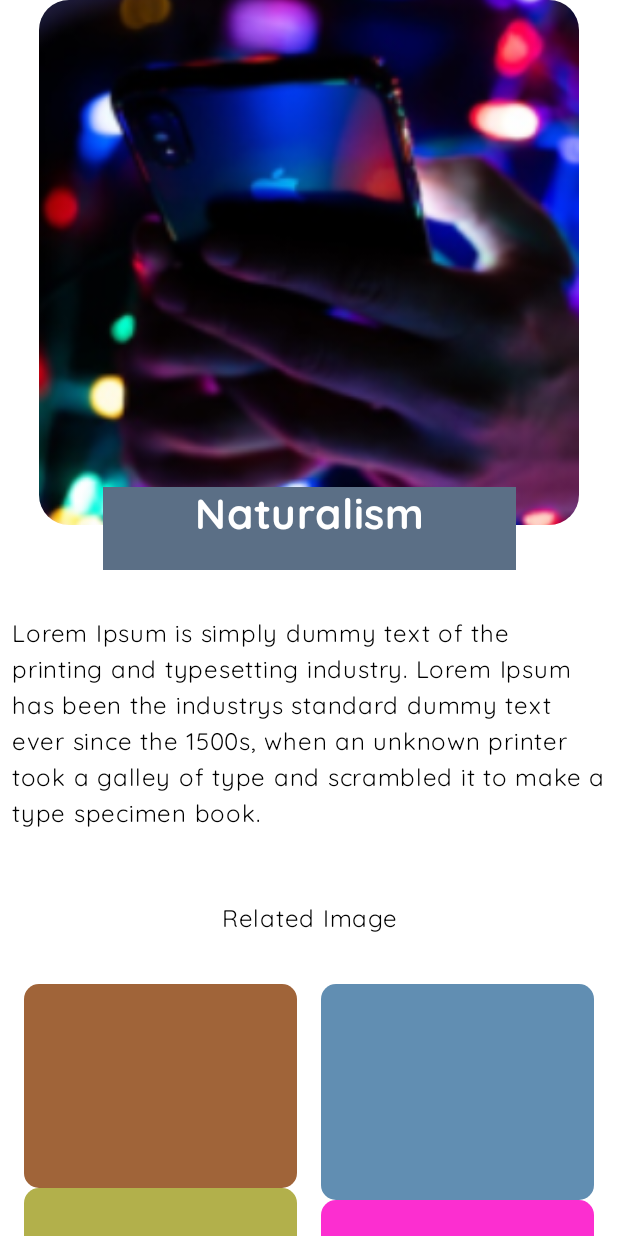
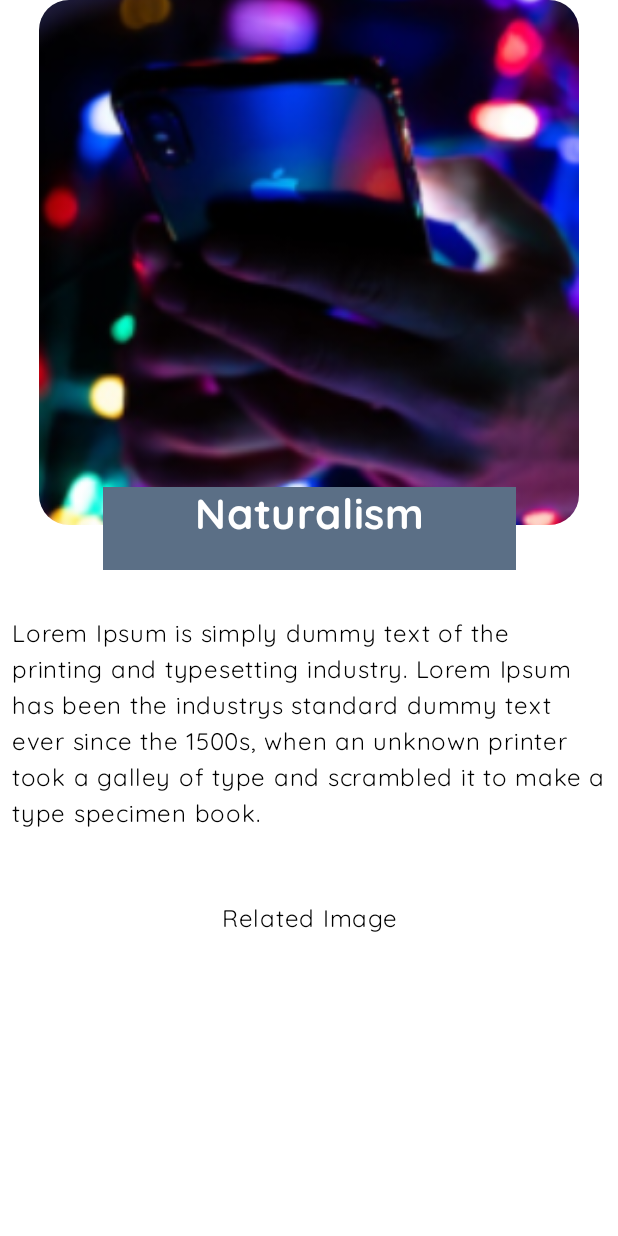
Before and after one commit to LUKITA-TEAM/Lukita-MD, an Android app built with Jetpack Compose: the @Preview function ContentPreview, on a phone screen of 412 x 824 dp. Run offline under Robolectric (Android 15) with nearby library versions, the phone set to English and light mode, and no system bars.

```diff
--- a/app/build.gradle
+++ b/app/build.gradle
@@ -62,6 +62,7 @@ dependencies {
     implementation 'androidx.compose.ui:ui-graphics'
     implementation 'androidx.compose.ui:ui-tooling-preview'
     implementation 'androidx.compose.material3:material3'
+    implementation 'androidx.lifecycle:lifecycle-viewmodel-compose:1.0.0-alpha07'
 
     // navigation
     implementation "androidx.navigation:navigation-compose:2.5.3"
@@ -82,6 +83,11 @@ dependencies {
     kapt 'androidx.hilt:hilt-compiler:1.0.0'
     implementation 'androidx.hilt:hilt-navigation-compose:1.0.0'
 
+    // retrofit
+    implementation 'com.squareup.retrofit2:retrofit:2.9.0'
+    implementation 'com.squareup.retrofit2:converter-gson:2.9.0'
+    implementation 'com.squareup.okhttp3:okhttp:4.9.0'
+
     // DataStore
     implementation("androidx.datastore:datastore-preferences-core:1.0.0")
     implementation("androidx.datastore:datastore-preferences:1.0.0")
--- a/app/src/main/java/com/lukitateam/lukita/di/AppModule.kt
+++ b/app/src/main/java/com/lukitateam/lukita/di/AppModule.kt
@@ -3,7 +3,6 @@ package com.lukitateam.lukita.di
 import com.google.firebase.auth.FirebaseAuth
 import com.lukitateam.lukita.data.AuthRepository
 import com.lukitateam.lukita.data.AuthRepositoryImpl
-import com.lukitateam.lukita.data.datastore.SessionDatastore
 import dagger.Module
 import dagger.Provides
 import dagger.hilt.InstallIn
--- a/app/src/main/java/com/lukitateam/lukita/ui/components/GridHelper.kt
+++ /dev/null
@@ -1,63 +0,0 @@
-@file:OptIn(ExperimentalFoundationApi::class)
-
-package com.lukitateam.lukita.ui.components
-
-import androidx.compose.foundation.ExperimentalFoundationApi
-import androidx.compose.foundation.background
-import androidx.compose.foundation.layout.Arrangement
-import androidx.compose.foundation.layout.Box
-import androidx.compose.foundation.layout.PaddingValues
-import androidx.compose.foundation.layout.fillMaxSize
-import androidx.compose.foundation.layout.fillMaxWidth
-import androidx.compose.foundation.layout.height
-import androidx.compose.foundation.lazy.staggeredgrid.LazyVerticalStaggeredGrid
-import androidx.compose.foundation.lazy.staggeredgrid.StaggeredGridCells
-import androidx.compose.foundation.lazy.staggeredgrid.items
-import androidx.compose.foundation.shape.RoundedCornerShape
-import androidx.compose.runtime.Composable
-import androidx.compose.ui.Modifier
-import androidx.compose.ui.draw.clip
-import androidx.compose.ui.graphics.Color
-import androidx.compose.ui.unit.Dp
-import androidx.compose.ui.unit.dp
-import kotlin.random.Random
-
-@Composable
-fun GridHelper() {
-    LazyVerticalStaggeredGrid(
-        columns = StaggeredGridCells.Adaptive(128.dp),
-        modifier = Modifier.fillMaxSize(),
-        contentPadding = PaddingValues(16.dp),
-        horizontalArrangement = Arrangement.spacedBy(16.dp),
-        verticalArrangement = Arrangement.spacedBy(16.dp)
-    ) {
-        items(items) { item ->
-            RandomColorBox(item = item)
-        }
-    }
-}
-
-val items = (1..100).map {
-    ListItem(
-        height = Random.nextInt(100, 300).dp,
-        color = Color(
-            Random.nextLong(0xFFFFFFFF)
-        ).copy(alpha = 1f)
-    )
-}
-
-data class ListItem(
-    val height: Dp,
-    val color: Color,
-)
-
-@Composable
-fun RandomColorBox(item: ListItem) {
-    Box(
-        modifier = Modifier
-            .fillMaxWidth()
-            .height(item.height)
-            .clip(RoundedCornerShape(10.dp))
-            .background(item.color)
-    )
-}
--- a/app/src/main/java/com/lukitateam/lukita/ui/components/ListRecommendation.kt
+++ b/app/src/main/java/com/lukitateam/lukita/ui/components/ListRecommendation.kt
@@ -1,6 +1,5 @@
 package com.lukitateam.lukita.ui.components
 
-import androidx.compose.foundation.layout.Row
 import androidx.compose.foundation.layout.padding
 import androidx.compose.material3.Text
 import androidx.compose.runtime.Composable
@@ -17,9 +16,7 @@ fun ListRecommendation(
     styleArt: StyleArt,
     modifier: Modifier = Modifier,
 ) {
-    Row {
-        Text(text = stringResource(styleArt.styleArt))
-    }
+    Text(text = stringResource(styleArt.styleArt))
 }
 
 @Preview(showBackground = true)
--- a/app/src/main/java/com/lukitateam/lukita/ui/screen/detail/DetailScreen.kt
+++ b/app/src/main/java/com/lukitateam/lukita/ui/screen/detail/DetailScreen.kt
@@ -26,7 +26,6 @@ import androidx.compose.ui.tooling.preview.Preview
 import androidx.compose.ui.unit.dp
 import com.lukitateam.lukita.R
 import com.lukitateam.lukita.ui.components.DefaultHeader
-import com.lukitateam.lukita.ui.components.GridHelper
 import com.lukitateam.lukita.ui.theme.LukitaTheme
 import com.lukitateam.lukita.ui.theme.Primary
 
@@ -111,7 +110,6 @@ fun RelatedImage(
             modifier = modifier.padding(vertical = 8.dp),
         )
     }
-    GridHelper()
 }
 
 @Preview(showBackground = true)
```
Also changed, not shown: app/src/main/java/com/lukitateam/lukita/data/api/ApiConfig.kt (added, +13 -0 lines), app/src/main/java/com/lukitateam/lukita/data/api/ApiService.kt (added, +23 -0 lines), app/src/main/java/com/lukitateam/lukita/data/response/ArtResponse.kt (added, +15 -0 lines), app/src/main/java/com/lukitateam/lukita/data/response/GalleryResponse.kt (added, +12 -0 lines), app/src/main/java/com/lukitateam/lukita/ui/components/PhotoItem.kt (+9 -9 lines), app/src/main/java/com/lukitateam/lukita/ui/screen/home/HomeScreen.kt (+76 -45 lines), app/src/main/java/com/lukitateam/lukita/ui/screen/home/HomeState.kt (added, +7 -0 lines), app/src/main/java/com/lukitateam/lukita/ui/screen/home/HomeViewModel.kt (added, +38 -0 lines).
